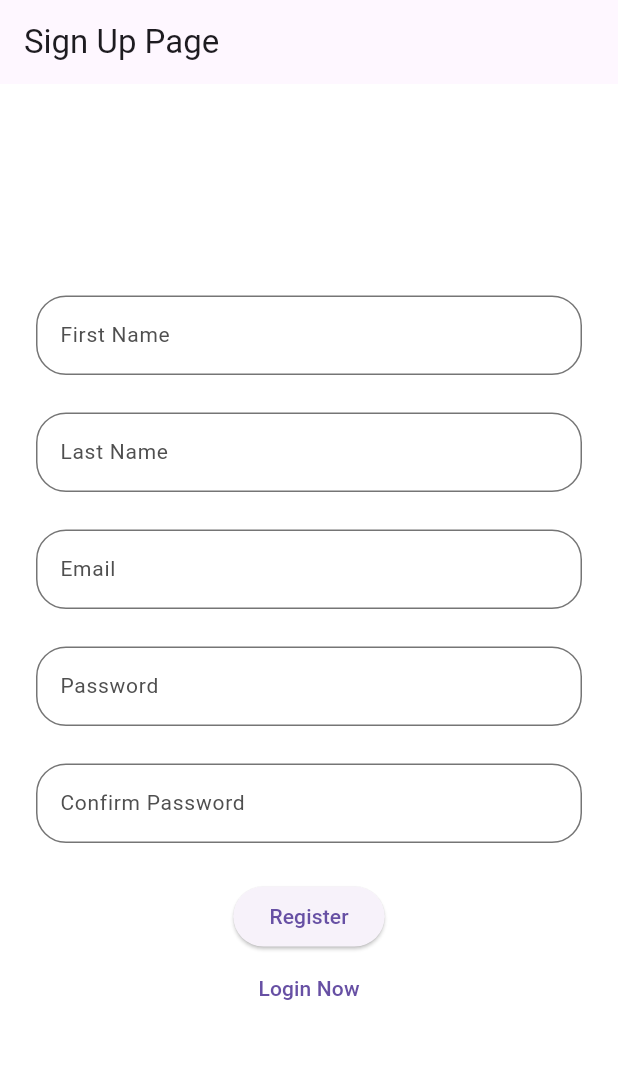
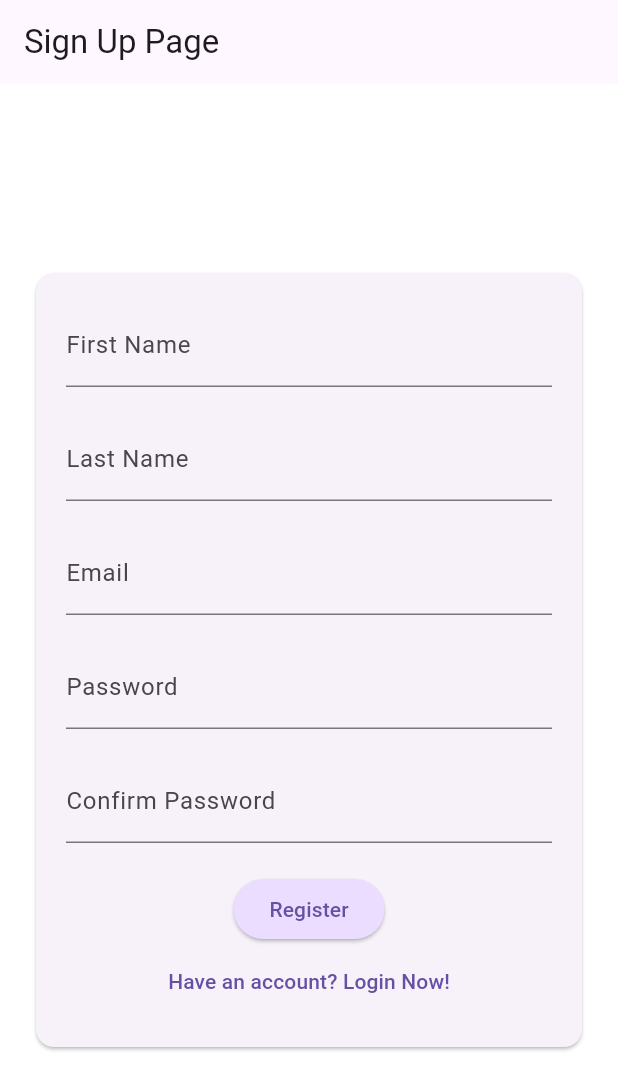
Before and after one commit to kevinboc/yousuf-mobile-app, a Flutter app: the RegisterPage screen opened by its route, on a phone screen of 412 x 824 dp. Shown: the top 1090 px of the screen. Run offline on Flutter 3.47's test engine with Material 3 defaults, Android fonts, the phone set to English and light mode, and no system bars; our stand-ins replace dartz, dio, flutter_dotenv, flutter_riverpod, flutter_secure_storage, freezed_annotation and 4 more; accounts and stored records are empty; network calls fail.

Commit message:
Updated UI

```diff
--- a/lib/features/auth/pages/register/providers/state/register_notifier.dart
+++ b/lib/features/auth/pages/register/providers/state/register_notifier.dart
@@ -1,6 +1,7 @@
 // Packages
 import 'package:flutter_riverpod/flutter_riverpod.dart';
 import 'package:logger/logger.dart';
+import 'package:yousuf_mobile_app/core/core.dart';
 
 // Program Files
 import 'register_state.dart';
@@ -31,7 +32,10 @@ class RegisterNotifier extends AutoDisposeNotifier<RegisterState> {
     // Handle data returning and state
     state = data.fold((l) {
       _logger.i("Auth Notifier (Register): Failure state");
-      return RegisterState.failure(l.toString());
+
+      final sl = l as ServerFailure;
+
+      return RegisterState.failure(sl.message);
     }, (r) {
       _logger.i("Auth Notifier (Register): Success state");
       _logger.i("Auth Notifier (Register): data = ${r.toString()}");
--- a/lib/features/auth/pages/register/register_page.dart
+++ b/lib/features/auth/pages/register/register_page.dart
@@ -4,7 +4,6 @@ import 'package:flutter_riverpod/flutter_riverpod.dart';
 import 'package:go_router/go_router.dart';
 import 'package:logger/logger.dart';
 import 'package:yousuf_mobile_app/core/extensions/extensions.dart';
-import 'package:yousuf_mobile_app/core/widgets/widgets.dart';
 
 // Program files
 import '../../auth.dart';
@@ -23,15 +22,72 @@ class _RegisterPageState extends ConsumerState<RegisterPage> {
   // Logger for development
   final Logger _logger = Logger();
 
-  // Text Editing Controllers
-  final _email = TextEditingController();
-  final _password = TextEditingController();
-  final _confirmPassword = TextEditingController();
-  final _firstName = TextEditingController();
-  final _lastName = TextEditingController();
+  // Variables
+  var _enteredEmail = "";
+  var _enteredPassword = "";
+  var _enteredFirstName = "";
+  var _enteredLastName = "";
+  String? _currPassword;
 
   // Global Key
   final _formKey = GlobalKey<FormState>();
+
+  // Form submit handler
+  void _submit() {
+    final isValid = _formKey.currentState!.validate();
+    if (!isValid) {
+      return;
+    }
+
+    _formKey.currentState!.save();
+
+    ref.read(registerNotifierProvider.notifier).register(RegisterParams(
+        email: _enteredEmail,
+        password: _enteredPassword,
+        first_name: _enteredFirstName,
+        last_name: _enteredLastName));
+  }
+
+  // Validators
+  String? _nameValidator(String? value) {
+    if (value == null || value.isEmpty) {
+      return "Please enter your name.";
+    }
+    if (!value.validateName()) {
+      return 'Name must contain letters and be 2 to 50 characters long.';
+    }
+    return null;
+  }
+
+  String? _emailValidator(String? value) {
+    if (value == null || value.isEmpty) {
+      return "Please enter your email.";
+    }
+    if (!value.validateEmail()) return 'Invalid email format.';
+    return null;
+  }
+
+  String? _passwordValidator(String? value) {
+    if (value == null || value.isEmpty) {
+      return "Please enter your password.";
+    }
+    if (!value.validatePassword()) {
+      return 'Password must be at least 8 characters long and contain letters, numbers, and special characters.';
+    }
+    return null;
+  }
+
+  String? _confirmPasswordValidator(String? value) {
+    if (value == null || value.isEmpty) {
+      return "Please confirm your password.";
+    }
+    _logger.i('Entered Password: $_currPassword');
+    _logger.i('Value: $value');
+    if (value != _currPassword) {
+      return 'Passwords do not match.';
+    }
+    return null;
+  }
 
   @override
   Widget build(BuildContext context) {
@@ -53,7 +109,7 @@ class _RegisterPageState extends ConsumerState<RegisterPage> {
               return AlertDialog(
                 title: const Text('Register Error'),
                 content: const Text("There was an error. Please try again."),
-                actions: <Widget>[
+                actions: [
                   TextButton(
                     child: const Text('OK'),
                     onPressed: () {
@@ -75,140 +131,91 @@ class _RegisterPageState extends ConsumerState<RegisterPage> {
         appBar: AppBar(title: const Text('Sign Up Page')),
         body: SafeArea(
             child: Center(
+                child: SingleChildScrollView(
+          child: Card(
+            margin: const EdgeInsets.all(24),
+            child: Padding(
+              padding: const EdgeInsets.all(20),
               child: Form(
                   key: _formKey,
                   child: Column(
                       mainAxisAlignment: MainAxisAlignment.center,
-                        children: <Widget>[
-                          Padding(
-                              padding: const EdgeInsets.only(
-                                  left: 24.0, right: 24.0, bottom: 4.0),
-                              child: CustomField(
-                                title: 'First Name',
-                                controller: _firstName,
-                                error: _validateName(_firstName),
-                                onChanged: (value) {
-                                  setState(
-                                      () {}); // To trigger the error message update
-                                },
-                              )),
-                          Padding(
-                              padding: const EdgeInsets.only(
-                                  left: 24.0, right: 24.0, bottom: 4.0),
-                              child: CustomField(
-                                title: 'Last Name',
-                                controller: _lastName,
-                                error: _validateName(_lastName),
-                                onChanged: (value) {
-                                  setState(
-                                      () {}); // To trigger the error message update
-                                },
-                              )),
-                          Padding(
-                              padding: const EdgeInsets.only(
-                                  left: 24.0, right: 24.0, bottom: 4.0),
-                              child: CustomField(
-                                title: 'Email',
-                                controller: _email,
-                                error: _validateEmail(),
-                                onChanged: (value) {
-                                  setState(
-                                      () {}); // To trigger the error message update
-                                },
-                              )),
-                          Padding(
-                              padding: const EdgeInsets.only(
-                                  left: 24.0, right: 24.0, bottom: 4.0),
-                              child: CustomField(
-                                title: 'Password',
-                                controller: _password,
-                                isPassword: true,
-                                error: _validatePassword(),
-                                onChanged: (value) {
-                                  setState(
-                                      () {}); // To trigger the error message update
-                                },
-                              )),
-                          Padding(
-                              padding: const EdgeInsets.only(
-                                  left: 24.0, right: 24.0, bottom: 4.0),
-                              child: CustomField(
-                                title: 'Confirm Password',
-                                controller: _confirmPassword,
-                                isPassword: true,
-                                error: _validateConfirmPassword(),
-                                onChanged: (value) {
-                                  setState(
-                                      () {}); // To trigger the error message update
-                                },
-                              )),
+                      children: [
+                        TextFormField(
+                          decoration: const InputDecoration(
+                            labelText: "First Name",
+                          ),
+                          autocorrect: false,
+                          textCapitalization: TextCapitalization.words,
+                          validator: _nameValidator,
+                          onSaved: (value) => _enteredFirstName = value!,
+                        ),
+                        const SizedBox(height: 20),
+                        TextFormField(
+                          decoration: const InputDecoration(
+                            labelText: "Last Name",
+                          ),
+                          autocorrect: false,
+                          textCapitalization: TextCapitalization.words,
+                          validator: _nameValidator,
+                          onSaved: (value) => _enteredLastName = value!,
+                        ),
+                        const SizedBox(height: 20),
+                        TextFormField(
+                          decoration: const InputDecoration(
+                            labelText: "Email",
+                          ),
+                          keyboardType: TextInputType.emailAddress,
+                          autocorrect: false,
+                          textCapitalization: TextCapitalization.none,
+                          validator: _emailValidator,
+                          onSaved: (value) => _enteredEmail = value!,
+                        ),
+                        const SizedBox(height: 20),
+                        TextFormField(
+                          decoration: const InputDecoration(
+                            labelText: "Password",
+                          ),
+                          obscureText: true,
+                          validator: _passwordValidator,
+                          onChanged: (value) => _currPassword = value,
+                          onSaved: (value) => _enteredPassword = value!,
+                        ),
+                        const SizedBox(height: 20),
+                        TextFormField(
+                          decoration: const InputDecoration(
+                            labelText: "Confirm Password",
+                          ),
+                          obscureText: true,
+                          validator: _confirmPasswordValidator,
+                        ),
+                        const SizedBox(height: 20),
                         state.maybeMap(
-                            loading: (_) => const Center(
-                                child: CircularProgressIndicator()),
+                          loading: (_) =>
+                              const Center(child: CircularProgressIndicator()),
                           orElse: () => Column(
                             children: [
-                                registerButton(ref),
-                                goToLoginButton()
+                              ElevatedButton(
+                                onPressed: _submit,
+                                style: ElevatedButton.styleFrom(
+                                  backgroundColor: Theme.of(context)
+                                      .colorScheme
+                                      .primaryContainer,
+                                ),
+                                child: const Text('Register'),
+                              ),
+                              TextButton(
+                                onPressed: () =>
+                                    GoRouter.of(context).go('/login'),
+                                child:
+                                    const Text('Have an account? Login Now!'),
+                              ),
                             ],
                           ),
                         ),
-                        ])))));
-  }
-
-  String? _validateName(TextEditingController controller) {
-    final name = controller.text;
-    if (name.isEmpty) return '';
-    if (!name.validateName()) {
-      return 'Name can contain letters and be 2 to 50 characters long.';
-    }
-    return null;
-  }
-
-  String? _validateEmail() {
-    final email = _email.text;
-    if (email.isEmpty) return '';
-    if (!email.validateEmail()) return 'Invalid email format.';
-    return null;
-  }
-
-  String? _validatePassword() {
-    final password = _password.text;
-    if (password.isEmpty) return '';
-    if (!password.validatePassword()) {
-      return 'Password must be at least 8 characters long and contain letters, numbers, and special characters.';
-    }
-    return null;
-  }
-
-  String? _validateConfirmPassword() {
-    final confirm = _confirmPassword.text;
-    final pass = _password.text;
-    if (confirm.isEmpty) return '';
-    if (!confirm.validateConfirmPassword(pass)) {
-      return 'Name can contain letters and be 2 to 50 characters long.';
-    }
-    return null;
-  }
-
-  Widget registerButton(WidgetRef ref) {
-    return ElevatedButton(
-      onPressed: () {
-        // validate email and password
-        ref.read(registerNotifierProvider.notifier).register(RegisterParams(
-            email: _email.text,
-            password: _password.text,
-            first_name: _firstName.text,
-            last_name: _lastName.text));
-      },
-      child: const Text('Register'),
-    );
-  }
-
-  // TODO: Need to remove login button from register page
-  Widget goToLoginButton() {
-    return TextButton(
-      onPressed: () => GoRouter.of(context).go('/login'),
-      child: const Text('Login Now'),
-    );
+                      ])),
+            ),
+          ),
+        ))));
   }
 }
```
Lines whose indentation alone changed are shown as unchanged.
